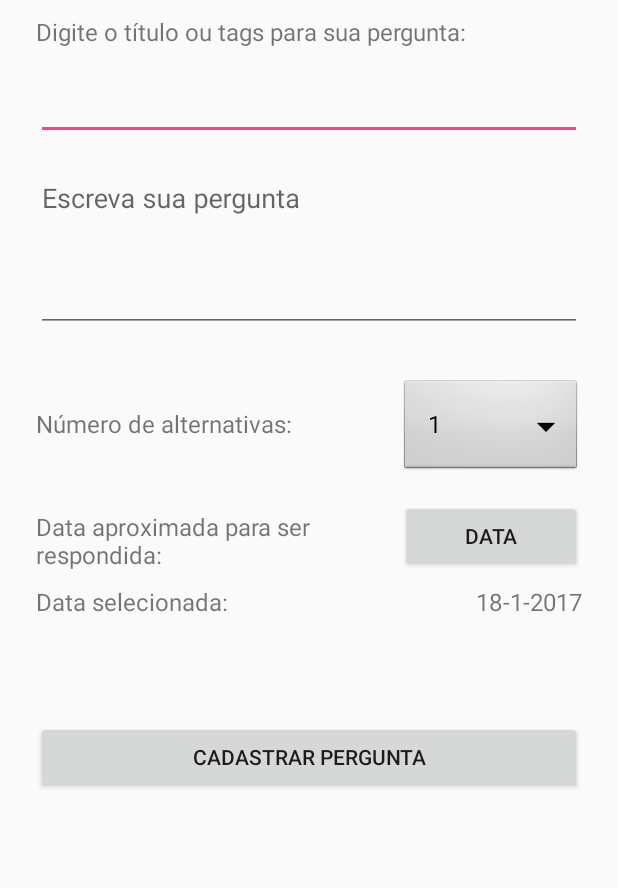
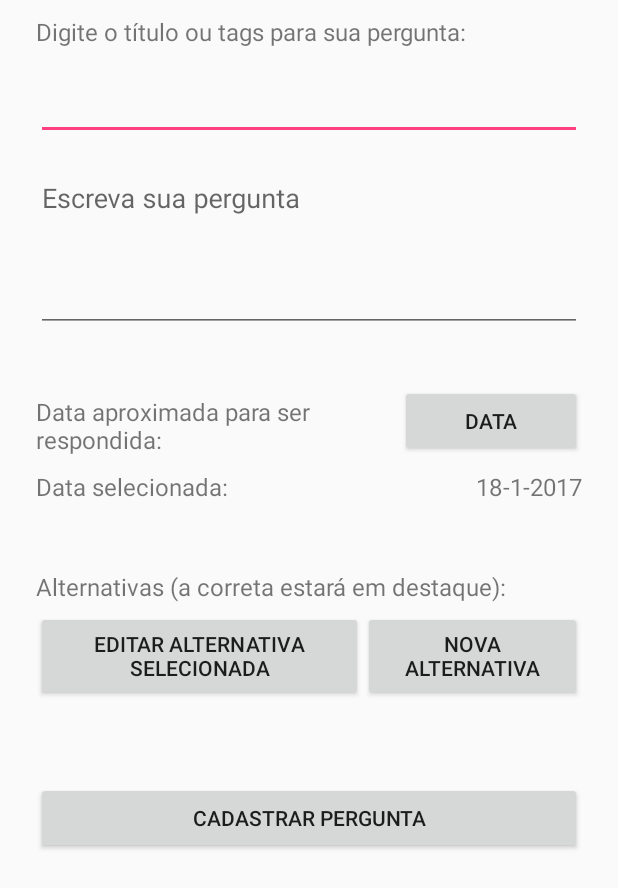
Before and after one commit to marcelodeolive1ra/pergunte, an Android app: the CadastroPergunta screen opened directly, with no data from a screen before it, on a phone screen of 412 x 824 dp. Shown: the top 888 px of the screen. Run offline under Robolectric (Android 15) with nearby library versions, the phone set to English and light mode, and no system bars; our stand-ins replace Firebase (no records; nobody signed in at launch, a user with empty details on screens opened directly).

Commit message:
Pergunta UI - em construção

```diff
--- a/app/src/main/java/mds/ufscar/pergunte/CadastroPergunta.java
+++ b/app/src/main/java/mds/ufscar/pergunte/CadastroPergunta.java
@@ -1,24 +1,28 @@
 package mds.ufscar.pergunte;
 
 import android.app.DatePickerDialog;
+import android.content.DialogInterface;
 import android.os.Bundle;
+import android.support.v7.app.ActionBar;
+import android.support.v7.app.AlertDialog;
 import android.support.v7.app.AppCompatActivity;
+import android.text.InputType;
 import android.view.Menu;
 import android.view.MenuItem;
 import android.view.View;
-import android.widget.AdapterView;
-import android.widget.ArrayAdapter;
+import android.view.ViewGroup;
 import android.widget.Button;
+import android.widget.CheckBox;
 import android.widget.DatePicker;
 import android.widget.EditText;
-import android.widget.Spinner;
+import android.widget.LinearLayout;
+import android.widget.RadioButton;
+import android.widget.RadioGroup;
 import android.widget.TextView;
-import android.widget.Toast;
 
 import com.google.firebase.auth.FirebaseAuth;
 
 import java.text.SimpleDateFormat;
-import java.util.ArrayList;
 import java.util.Calendar;
 import java.util.Locale;
 
@@ -31,15 +35,18 @@ public class CadastroPergunta extends AppCompatActivity {
     private FirebaseAuth mAuth;
     private EditText mInputTitle;
     private EditText mInputQuestion;
-    private Spinner mNAlternatives;
-//    private Spinner mNRight;
     private Button mDateSelector;
+    private Button mEditAlternative;
+    private Button mAddAlternative;
     private TextView mSelectedDate;
     private int mYear;
     private int mMonth;
     private int mDay;
     private DatePickerDialog mDatePickerDialog;
     private SimpleDateFormat dateFormatter;
+    private String mTextAlternative;
+    private final String mAlternativeLetters[] = {"A", "B", "C", "D", "E"};
+    private int index;
 
     @Override
     protected void onCreate(Bundle savedInstanceState) {
@@ -50,28 +57,29 @@ public class CadastroPergunta extends AppCompatActivity {
         // linking UI components
         mInputTitle = (EditText)findViewById(R.id.input_title);
         mInputQuestion = (EditText)findViewById(R.id.input_question);
-        mNAlternatives = (Spinner)findViewById(R.id.spinner_nAlternatives);
-//        mNRight = (Spinner)findViewById(R.id.spinner_nRight);
         mDateSelector = (Button)findViewById(R.id.btn_dateSelector);
         mSelectedDate = (TextView)findViewById(R.id.input_selectedDate);
+        mEditAlternative = (Button)findViewById(R.id.btn_editAlternative);
+        mAddAlternative = (Button)findViewById(R.id.btn_newAlternative);
 
         // filling spinners
-        final ArrayList<Integer> numbersFrom1 = new ArrayList<>();
-        for (int i = 1; i<=5; i++)
-            numbersFrom1.add(i);
-        ArrayAdapter<Integer> nAlternativesAdapter = new ArrayAdapter<Integer>(this, android.R.layout.simple_spinner_dropdown_item, numbersFrom1);
-        mNAlternatives.setAdapter(nAlternativesAdapter);
-        // check what user selected
-        mNAlternatives.setOnItemSelectedListener(new AdapterView.OnItemSelectedListener() {
-            @Override
-            public void onItemSelected(AdapterView<?> parentView, View selectedItemView, int position, long id) {
-                Toast.makeText(CadastroPergunta.this, "Numero de alternativas: " + numbersFrom1.get(position), Toast.LENGTH_LONG).show();
-            }
-            @Override
-            public void onNothingSelected(AdapterView<?> parentView) {
-                // nothing so far
-            }
-        });
+//        final ArrayList<Integer> numbersFrom2 = new ArrayList<>();
+//        for (int i = 2; i<=5; i++)
+//            numbersFrom2.add(i);
+//        ArrayAdapter<Integer> nAlternativesAdapter = new ArrayAdapter<Integer>(this, android.R.layout.simple_spinner_dropdown_item, numbersFrom2);
+//        mNAlternatives.setAdapter(nAlternativesAdapter);
+//        // check what user selected
+//        mNAlternatives.setOnItemSelectedListener(new AdapterView.OnItemSelectedListener() {
+//            @Override
+//            public void onItemSelected(AdapterView<?> parentView, View selectedItemView, int position, long id) {
+//                ((ViewGroup) findViewById(R.id.radiogroup)).removeAllViews();   // cleaning radio buttons if any
+//                addRadioButtons(numbersFrom2.get(position));
+//            }
+//            @Override
+//            public void onNothingSelected(AdapterView<?> parentView) {
+//                // nothing so far
+//            }
+//        });
 
         setCurrentDateOnView();
 
@@ -84,10 +92,52 @@ public class CadastroPergunta extends AppCompatActivity {
             }
         },newCalendar.get(Calendar.YEAR), newCalendar.get(Calendar.MONTH), newCalendar.get(Calendar.DAY_OF_MONTH));
 
+        // Buttons
+        index = 0;
         mDateSelector.setOnClickListener(new View.OnClickListener() {
             @Override
             public void onClick(View v) {
                 mDatePickerDialog.show();
+            }
+        });
+
+        mAddAlternative.setOnClickListener(new View.OnClickListener() {
+            @Override
+            public void onClick(View v) {
+                AlertDialog.Builder builder = new AlertDialog.Builder(CadastroPergunta.this);
+                builder.setTitle("Alternativa - " + mAlternativeLetters[index]);
+
+                final LinearLayout linearLayout = new LinearLayout(CadastroPergunta.this);
+                // Set up the input
+                final EditText input = new EditText(CadastroPergunta.this);
+                // Specify the type of input expected; this, for example, sets the input as a password, and will mask the text
+                input.setInputType(InputType.TYPE_CLASS_TEXT);
+                input.setWidth(ActionBar.LayoutParams.MATCH_PARENT);
+                final CheckBox correct = new CheckBox(CadastroPergunta.this);
+                correct.setText("Alternativa correta");
+                correct.setWidth(ActionBar.LayoutParams.MATCH_PARENT);
+                linearLayout.addView(input);
+                linearLayout.addView(correct);
+                builder.setView(linearLayout);
+
+                // Set up the buttons
+                builder.setPositiveButton("OK", new DialogInterface.OnClickListener() {
+                    @Override
+                    public void onClick(DialogInterface dialog, int which) {
+                        String textAlternative = input.getText().toString();
+                        if (correct.isChecked())
+                            addRadioButton(textAlternative, true);
+                        else
+                            addRadioButton(textAlternative, false);
+                    }
+                });
+                builder.setNegativeButton("Cancel", new DialogInterface.OnClickListener() {
+                    @Override
+                    public void onClick(DialogInterface dialog, int which) {
+                        dialog.cancel();
+                    }
+                });
+                builder.show();
             }
         });
     }
@@ -126,4 +176,13 @@ public class CadastroPergunta extends AppCompatActivity {
 
         return super.onOptionsItemSelected(item);
     }
+
+    public void addRadioButton(String text, boolean correct) {
+        RadioGroup radioGroup = new RadioGroup(this);
+        radioGroup.setOrientation(LinearLayout.VERTICAL);
+        RadioButton rdbtn = new RadioButton(this);
+        rdbtn.setText(text);
+        radioGroup.addView(rdbtn);
+        ((ViewGroup) findViewById(R.id.radiogroup)).addView(radioGroup);
+    }
 }
--- a/app/src/main/res/layout/cadastro_pergunta.xml
+++ b/app/src/main/res/layout/cadastro_pergunta.xml
@@ -43,59 +43,11 @@
                 android:hint="Escreva sua pergunta" />
         </android.support.design.widget.TextInputLayout>
 
-        <!--  Colocando label e spinner lado a lado -->
-        <LinearLayout
-            android:id="@+id/LinearLayout02"
-            android:layout_height="wrap_content"
-            android:layout_width="fill_parent"
-            android:layout_alignParentBottom="true"
-            android:layout_marginBottom="10dp">
-            <TextView android:id="@+id/label_nAlternatives"
-                android:layout_width="0dp"
-                android:layout_height="40dp"
-                android:layout_weight="2"
-                android:layout_marginBottom="5dp"
-                android:gravity="center_vertical"
-                android:text="Número de alternativas:"
-                android:textSize="16sp"/>
-            <Spinner
-                android:id="@+id/spinner_nAlternatives"
-                android:layout_width="0dp"
-                android:layout_height="wrap_content"
-                android:layout_weight="1"
-                android:background="@android:drawable/btn_dropdown"
-                android:spinnerMode="dropdown" />
-        </LinearLayout>
-        <!--  Colocando label e spinner lado a lado -->
-        <!--<LinearLayout-->
-            <!--android:id="@+id/LinearLayout03"-->
-            <!--android:layout_height="wrap_content"-->
-            <!--android:layout_width="fill_parent"-->
-            <!--android:layout_alignParentBottom="true"-->
-            <!--android:layout_marginBottom="30dp">-->
-            <!--<TextView android:id="@+id/label_corretas"-->
-                <!--android:layout_width="0dp"-->
-                <!--android:layout_height="40dp"-->
-                <!--android:layout_weight="2"-->
-                <!--android:layout_marginBottom="5dp"-->
-                <!--android:gravity="center_vertical"-->
-                <!--android:text="Dentre as quais são corretas:"-->
-                <!--android:textSize="16sp"/>-->
-            <!--<Spinner-->
-                <!--android:id="@+id/spinner_nRight"-->
-                <!--android:layout_width="0dp"-->
-                <!--android:layout_height="wrap_content"-->
-                <!--android:layout_weight="1"-->
-                <!--android:background="@android:drawable/btn_dropdown"-->
-                <!--android:spinnerMode="dropdown" />-->
-        <!--</LinearLayout>-->
-
         <!--  Colocando label e button lado a lado -->
         <LinearLayout
             android:id="@+id/LinearLayout04"
             android:layout_height="wrap_content"
-            android:layout_width="fill_parent"
-            android:layout_alignParentBottom="true">
+            android:layout_width="fill_parent">
             <TextView android:id="@+id/label_date"
                 android:layout_width="0dp"
                 android:layout_height="40dp"
@@ -117,7 +69,6 @@
             android:id="@+id/LinearLayout05"
             android:layout_height="wrap_content"
             android:layout_width="fill_parent"
-            android:layout_alignParentBottom="true"
             android:layout_marginBottom="30dp">
             <TextView android:id="@+id/label_selectedDate"
                 android:layout_width="0dp"
@@ -132,9 +83,42 @@
                 android:layout_height="40dp"
                 android:layout_weight="2"
                 android:layout_marginBottom="5dp"
-                android:gravity="center_vertical|right"
+                android:gravity="center_vertical|end"
                 android:text="15/01/2017"
                 android:textSize="16sp"/>
+        </LinearLayout>
+
+        <TextView android:id="@+id/label_alternatives"
+            android:layout_width="match_parent"
+            android:layout_height="wrap_content"
+            android:layout_marginBottom="5dp"
+            android:gravity="center_vertical"
+            android:text="Alternativas (a correta estará em destaque):"
+            android:textSize="16sp"/>
+
+        <RadioGroup
+            android:id="@+id/radiogroup"
+            android:layout_width="wrap_content"
+            android:layout_height="wrap_content"
+            android:orientation="vertical" />
+        <!--  Colocando buttons lado a lado -->
+        <LinearLayout
+            android:id="@+id/LinearLayout06"
+            android:layout_height="wrap_content"
+            android:layout_width="fill_parent"
+            android:layout_marginBottom="30dp">
+            <android.support.v7.widget.AppCompatButton
+                android:id="@+id/btn_editAlternative"
+                android:layout_width="0dp"
+                android:layout_height="60dp"
+                android:layout_weight="1.5"
+                android:text="Editar alternativa selecionada"/>
+            <android.support.v7.widget.AppCompatButton
+                android:id="@+id/btn_newAlternative"
+                android:layout_width="0dp"
+                android:layout_height="60dp"
+                android:layout_weight="1"
+                android:text="Nova alternativa"/>
         </LinearLayout>
 
         <!-- Cadastrar pergunta Button -->
```
Also changed, not shown: app/src/main/res/layout/alternativa.xml (added, +70 -0 lines).
